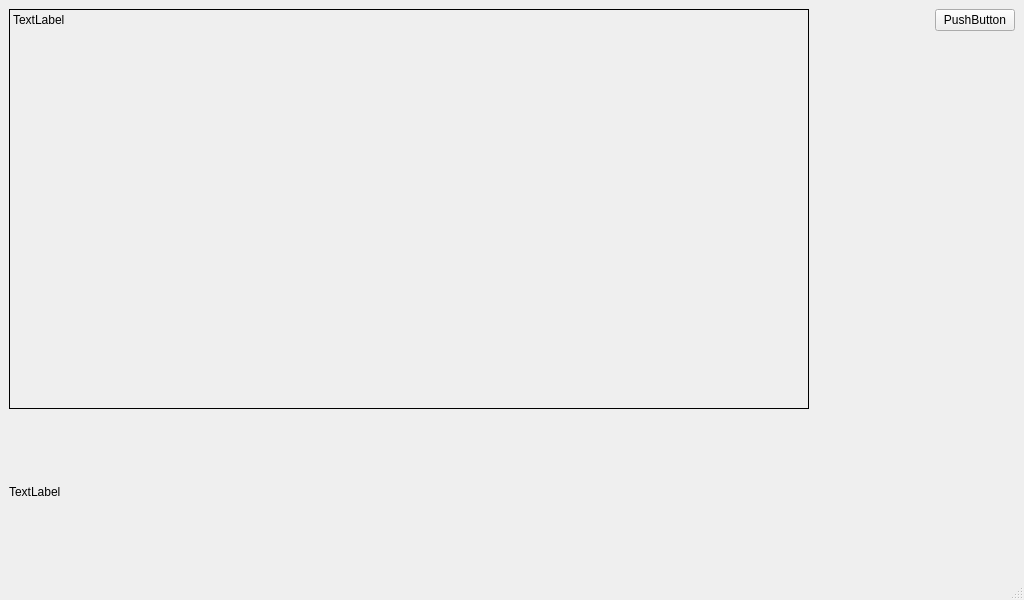
abikemechanic/SC_VisionInspection, file UI/mainwindow.ui: the form before one commit.
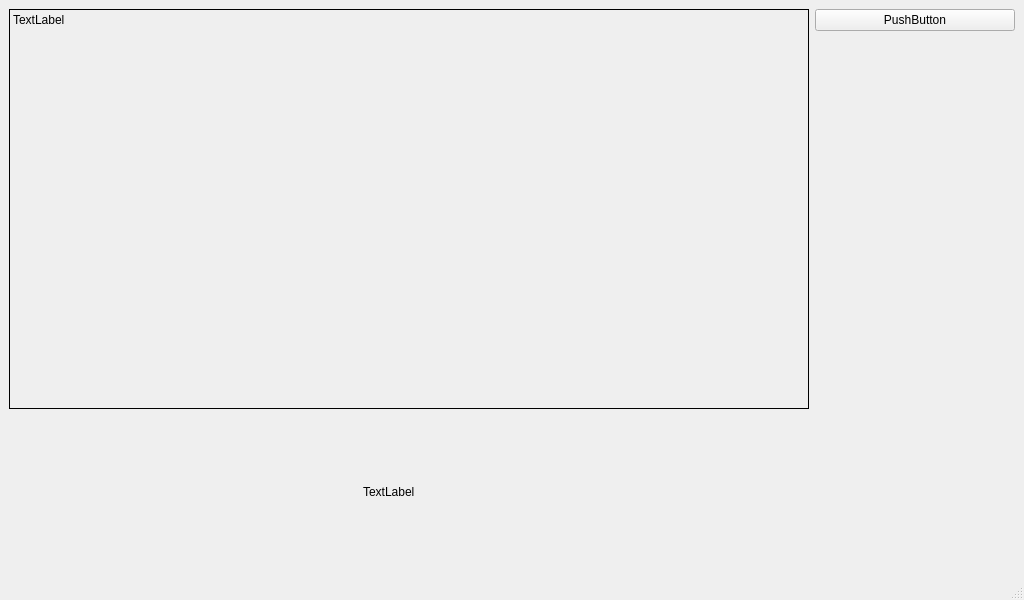
The form after the commit.

What changed in the file:
```diff
--- a/UI/mainwindow.ui
+++ b/UI/mainwindow.ui
@@ -73,6 +73,9 @@
             <property name="orientation">
              <enum>Qt::Horizontal</enum>
             </property>
+            <property name="sizeType">
+             <enum>QSizePolicy::Minimum</enum>
+            </property>
             <property name="sizeHint" stdset="0">
              <size>
               <width>40</width>
```
